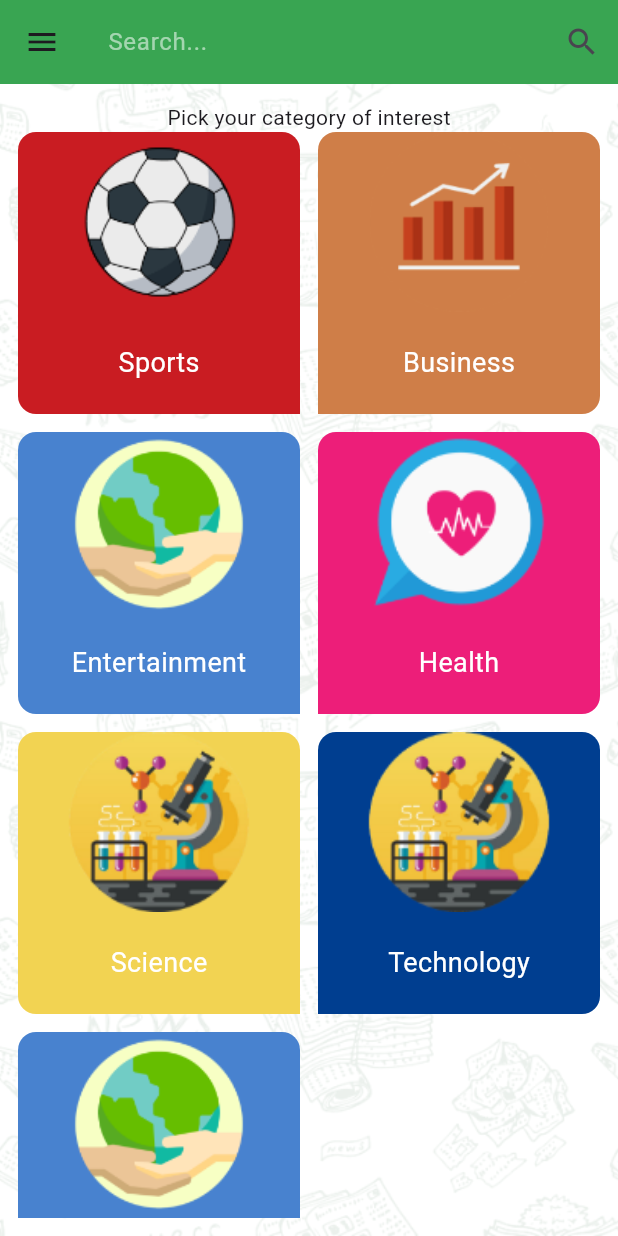
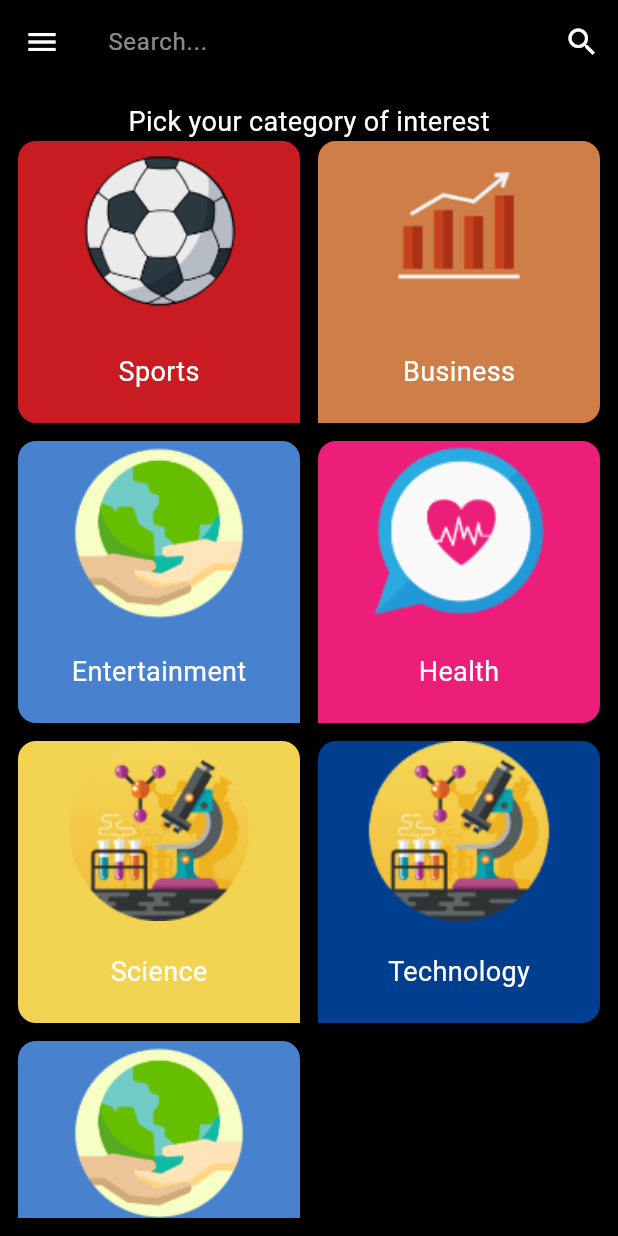
Before and after one commit to AbdelrahmanNazeh74/news_app, a Flutter app: the screen it shows after launch, on a phone screen of 412 x 824 dp. Run offline on Flutter 3.47's test engine with Material 3 defaults, Android fonts, the phone set to English and light mode, and no system bars.

Commit message:
Added settings tab Created dark-light theme Built theme-language bottom sheets

```diff
--- a/lib/home/categories.dart
+++ b/lib/home/categories.dart
@@ -1,5 +1,6 @@
 import 'package:flutter/material.dart';
 import 'package:news_app/home/category_widget.dart';
+import 'package:news_app/home/ui/myThemeData.dart';
 import 'package:news_app/model/category.dart';
 
 // ignore: must_be_immutable
@@ -11,20 +12,26 @@ class CategoriesFragment extends StatelessWidget {
   Widget build(BuildContext context) {
     return Container(
       padding: EdgeInsets.all(12),
+      color: MyThemeData.isDarkEnaled ? Colors.black : MyThemeData.lightPrimary,
       child: Column(
         children: [
-          Text('Pick your category of interest'),
+          Text(
+            'Pick your category of interest',
+            style: TextStyle(
+                color: MyThemeData.isDarkEnaled ? Colors.white : Colors.black,
+                fontSize: 18),
+          ),
           Expanded(
             child: GridView.builder(
               gridDelegate: SliverGridDelegateWithFixedCrossAxisCount(
                   crossAxisCount: 2, mainAxisSpacing: 12, crossAxisSpacing: 12),
               itemBuilder: (_, index) {
                 return InkWell(
-                  onTap: (){
-                    //call back to home screen to modify to change layout
-                    onCategoryClick(categories[index]);
-                  },
-                  child: CategoryWidget(categories[index], index));
+                    onTap: () {
+                      //call back to home screen to modify to change layout
+                      onCategoryClick(categories[index]);
+                    },
+                    child: CategoryWidget(categories[index], index));
               },
               itemCount: categories.length,
             ),
--- a/lib/home/home_screen.dart
+++ b/lib/home/home_screen.dart
@@ -2,6 +2,8 @@ import 'package:flutter/material.dart';
 import 'package:news_app/home/categories.dart';
 import 'package:news_app/home/category/category_details.dart';
 import 'package:news_app/home/home_drawer.dart';
+import 'package:news_app/home/settings/settings_screen.dart';
+import 'package:news_app/home/ui/myThemeData.dart';
 import 'package:news_app/model/category.dart';
 
 class HomeScreen extends StatefulWidget {
@@ -13,24 +15,24 @@ static String routeName = 'home-screen';
 
 class _HomeScreenState extends State<HomeScreen> {
   final TextEditingController _searchController = TextEditingController();
-    String keyWord="";
+  String keyWord = "";
   @override
   Widget build(BuildContext context) {
-    return  Container(
+    return Container(
       decoration: BoxDecoration(
-        color: Colors.white,
+        color: MyThemeData.isDarkEnaled ? Colors.black : Colors.white,
         image: DecorationImage(
           fit: BoxFit.cover,
-          image: AssetImage(
-            'assets/images/pattern.png'
-          )
-        )
+          image: AssetImage('assets/images/pattern.png'),
+        ),
       ),
       child: Scaffold(
         appBar: AppBar(
           flexibleSpace: Container(
             decoration: BoxDecoration(
-              color: Theme.of(context).primaryColor,
+              color: MyThemeData.isDarkEnaled
+                  ? Colors.black
+                  : Theme.of(context).primaryColor,
             ),
           ),
           title: TextField(
@@ -41,53 +43,47 @@ class _HomeScreenState extends State<HomeScreen> {
               hintText: 'Search...',
               hintStyle: TextStyle(color: Colors.white54),
               border: InputBorder.none,
-
             ),
             onChanged: (value) {
               // Perform search functionality here
               keyWord = value;
-
             },
-
           ),
           actions: [
-            IconButton(onPressed: (){
-              setState(() {
-
-              });
-            }, icon: Icon(Icons.search))
+            IconButton(
+                onPressed: () {
+                  setState(() {});
+                },
+                icon: Icon(Icons.search))
           ],
         ),
         drawer: Drawer(
-          child: HomeDrawer(
-            onSideMenuItemClick
+          child: HomeDrawer(onSideMenuItemClick),
         ),
-        ),
-        body: selectedCategoty == null ?
-        CategoriesFragment(
-          onCategoryClick
-          ):
-        CategoryDetails(
-          selectedCategoty!,keyWord),
+        body: selectedCategoty == null
+            ? CategoriesFragment(onCategoryClick)
+            : CategoryDetails(selectedCategoty!, keyWord),
       ),
     );
   }
 
   Category? selectedCategoty = null;
 
-  void onCategoryClick(Category category){
+  void onCategoryClick(Category category) {
     // if someone clicked on category
     // to change to category detailes view
     selectedCategoty = category;
     setState(() {});
   }
-  void onSideMenuItemClick(int clickedItem){
-    Navigator.pop(context);
-    if(clickedItem == HomeDrawer.CATEGORIES){
+
+  void onSideMenuItemClick(int clickedItem) {
+    if (clickedItem == HomeDrawer.CATEGORIES) {
       selectedCategoty = null;
       setState(() {});
-    }else if(clickedItem == HomeDrawer.SETTINGS){
-
+      Navigator.pop(context);
+    } else if (clickedItem == HomeDrawer.SETTINGS) {
+      selectedCategoty = null;
+      Navigator.pushNamed(context, SettingsScreen.routeName);
     }
   }
 }
--- /dev/null
+++ b/lib/home/ui/myThemeData.dart
@@ -0,0 +1,26 @@
+import 'package:flutter/material.dart';
+
+class MyThemeData {
+  static bool isDarkEnaled = true;
+  static Color lightPrimary = Color.fromARGB(255, 57, 165, 82);
+  static Color darkPrimary = Color(0xFF141A2E);
+
+  static ThemeData lightTheme = ThemeData(
+    scaffoldBackgroundColor: Colors.white,
+    primaryColor: lightPrimary,
+    appBarTheme: AppBarTheme(
+      iconTheme: IconThemeData(color: Colors.black),
+      titleTextStyle: TextStyle(color: Colors.black, fontSize: 24),
+      color: lightPrimary,
+    ),
+  );
+  static ThemeData darkTheme = ThemeData(
+    scaffoldBackgroundColor: lightPrimary,
+    primaryColor: darkPrimary,
+    appBarTheme: AppBarTheme(
+      iconTheme: IconThemeData(color: Colors.white),
+      titleTextStyle: TextStyle(color: Colors.white, fontSize: 24),
+      color: darkPrimary,
+    ),
+  );
+}
--- a/lib/main.dart
+++ b/lib/main.dart
@@ -1,27 +1,26 @@
 import 'package:flutter/material.dart';
 import 'package:news_app/home/home_screen.dart';
+import 'package:news_app/home/settings/settings_screen.dart';
+import 'package:news_app/home/ui/myThemeData.dart';
 
 void main() {
-  runApp( MyApp());
+  runApp(MyApp());
 }
 
 class MyApp extends StatelessWidget {
-
   // This widget is the root of your application.
   @override
   Widget build(BuildContext context) {
     return MaterialApp(
+      title: 'News App',
       routes: {
-        HomeScreen.routeName : (context)=> HomeScreen(),
+        HomeScreen.routeName: (context) => HomeScreen(),
+        SettingsScreen.routeName: (context) => SettingsScreen()
       },
       initialRoute: HomeScreen.routeName,
-      theme: ThemeData(
-        scaffoldBackgroundColor: Colors.transparent,
-        primaryColor: Color.fromARGB(255, 57, 165, 82),
-        appBarTheme: AppBarTheme(
-          color: Color.fromARGB(255, 57, 165, 82),
-        )
-      ),
+      theme: MyThemeData.lightTheme,
+      darkTheme: MyThemeData.darkTheme,
+      themeMode: ThemeMode.dark,
     );
   }
 }
```
Also changed, not shown: lib/home/category/category_details.dart (+36 -19 lines), lib/home/category_widget.dart (+21 -16 lines), lib/home/news/news_item.dart (+10 -3 lines), lib/home/settings/languageBottomSheet.dart (added, +40 -0 lines), lib/home/settings/settings_screen.dart (added, +100 -0 lines), lib/home/settings/themeBottomSheet.dart (added, +40 -0 lines), lib/model/SourcesResponse.dart (+1 -8 lines). Lines whose indentation alone changed are shown as unchanged.
